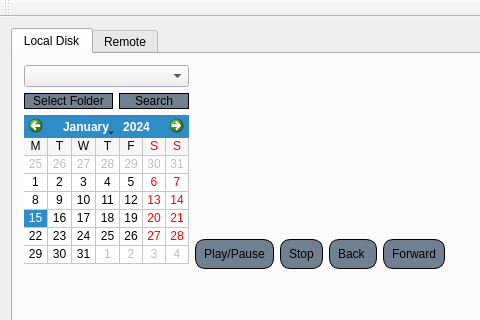
This is player.ui in VideosWorks/QDPlayer as Qt 5 draws it before an edit; both pictures show x 0 to 480 and y 0 to 320 of the 1162 by 469 pixel window. The edited form follows.
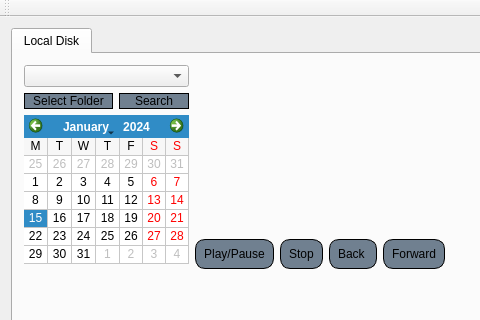
This is the edited form.

Commit message: tab removed 201805121742

What changed in the file:
```diff
--- a/player.ui
+++ b/player.ui
@@ -259,11 +259,6 @@
         </item>
        </layout>
       </widget>
-      <widget class="QWidget" name="remote_tab">
-       <attribute name="title">
-        <string>Remote</string>
-       </attribute>
-      </widget>
      </widget>
     </item>
    </layout>
```
The commit also changes 2 other files.
